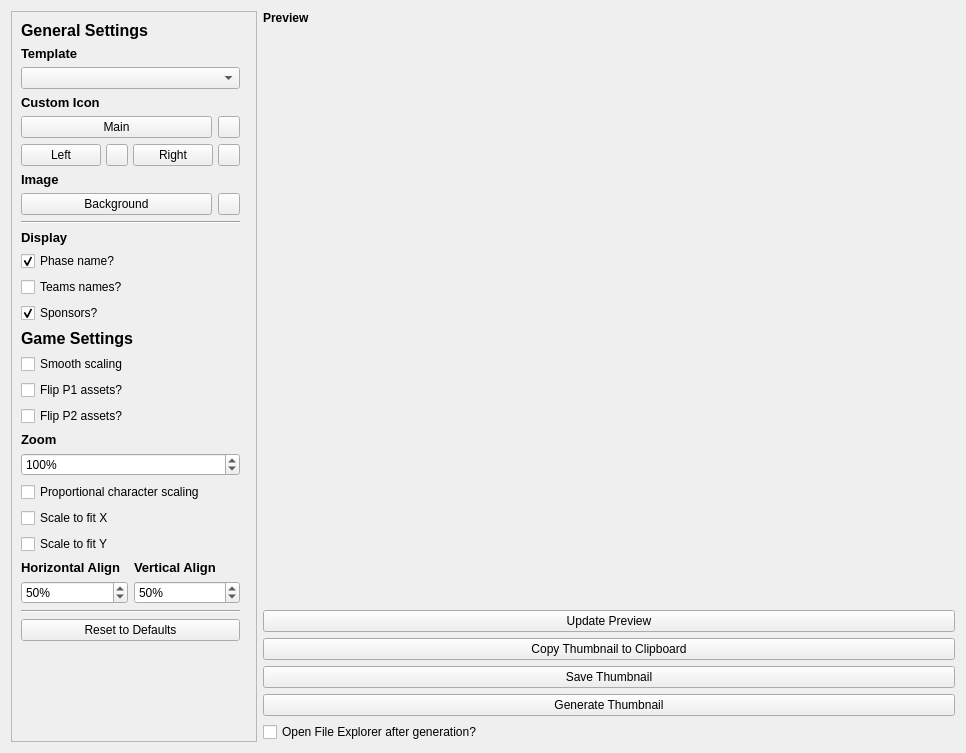
Qt form src/layout/AutonaThumbnailSettings.ui (yuya-tagu/Autona) before a commit.
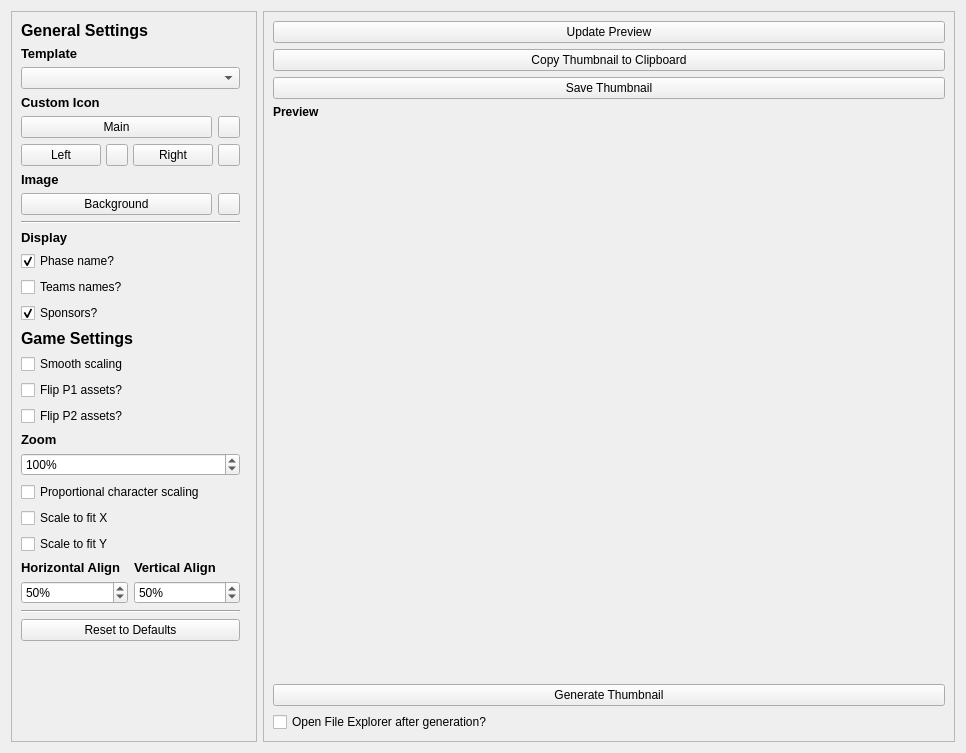
The same form after that commit.

Diff of the .ui file:
```diff
--- a/src/layout/AutonaThumbnailSettings.ui
+++ b/src/layout/AutonaThumbnailSettings.ui
@@ -538,7 +538,39 @@
     </widget>
    </item>
    <item>
+    <widget class="QScrollArea" name="scrollArea_right">
+     <property name="sizePolicy">
+      <sizepolicy hsizetype="Expanding" vsizetype="Expanding">
+       <horstretch>0</horstretch>
+       <verstretch>0</verstretch>
+      </sizepolicy>
+     </property>
+     <property name="widgetResizable">
+      <bool>true</bool>
+     </property>
+     <widget class="QWidget" name="scrollAreaRightContents">
     <layout class="QVBoxLayout" name="verticalLayout_10">
+       <item>
+        <widget class="QPushButton" name="btUpdatePreview">
+         <property name="text">
+          <string>Update Preview</string>
+         </property>
+        </widget>
+       </item>
+       <item>
+        <widget class="QPushButton" name="btCopyToClipboard">
+         <property name="text">
+          <string>Copy Thumbnail to Clipboard</string>
+         </property>
+        </widget>
+       </item>
+       <item>
+        <widget class="QPushButton" name="btSaveThumbnail">
+         <property name="text">
+          <string>Save Thumbnail</string>
+         </property>
+        </widget>
+       </item>
      <item>
       <widget class="QLabel" name="label">
        <property name="font">
@@ -563,27 +595,6 @@
        <layout class="QVBoxLayout" name="verticalLayout_12"/>
       </widget>
      </item>
-     <item>
-      <widget class="QPushButton" name="btUpdatePreview">
-       <property name="text">
-        <string>Update Preview</string>
-       </property>
-      </widget>
-     </item>
-     <item>
-      <widget class="QPushButton" name="btCopyToClipboard">
-       <property name="text">
-        <string>Copy Thumbnail to Clipboard</string>
-       </property>
-      </widget>
-     </item>
-     <item>
-      <widget class="QPushButton" name="btSaveThumbnail">
-       <property name="text">
-        <string>Save Thumbnail</string>
-       </property>
-      </widget>
-     </item>
      <item>
       <widget class="QPushButton" name="btGenerate">
        <property name="text">
@@ -602,6 +613,8 @@
       </widget>
      </item>
     </layout>
+     </widget>
+    </widget>
    </item>
   </layout>
  </widget>
```
Lines whose indentation alone changed are shown as unchanged.
